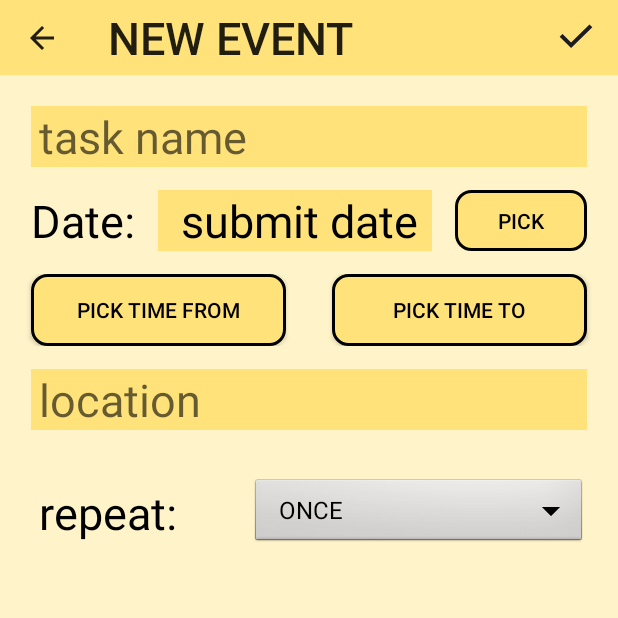
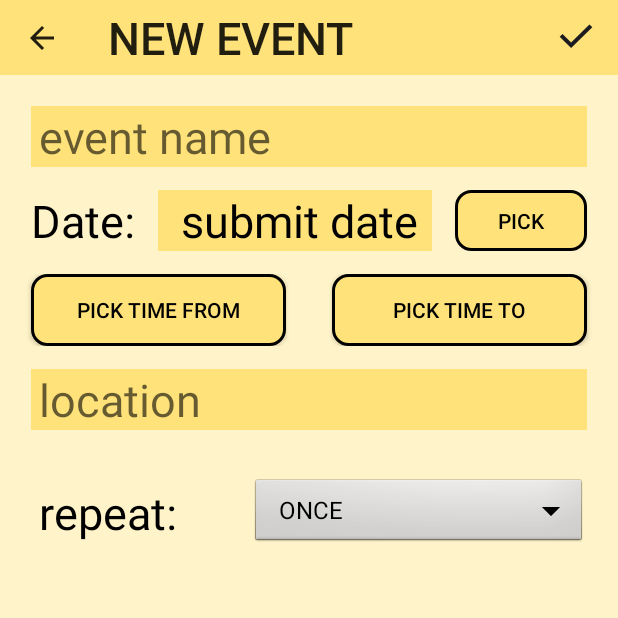
Before and after one commit to nxstr/beecalendar, an Android app: the NewEventActivity screen opened directly, with no data from a screen before it, after a tap on "Save", on a phone screen of 412 x 824 dp, the top half of it. Run offline under Robolectric (Android 15) with nearby library versions, the phone set to English and light mode, and no system bars.

Commit message:
small fix

```diff
--- a/app/src/main/java/cz/cvut/fel/pda/bee_calendar/activities/NewEventActivity.kt
+++ b/app/src/main/java/cz/cvut/fel/pda/bee_calendar/activities/NewEventActivity.kt
@@ -157,6 +157,12 @@ class NewEventActivity : AppCompatActivity() {
         }
         if(binding.repeatToDate.text.toString()!="date"){
             repeatDatePicked = LocalDate.parse(binding.repeatToDate.text, DateTimeFormatter.ISO_DATE)
+        }
+        if(binding.eventName.text.toString()==""){
+            Toast.makeText(this,
+                "Event name is necessary!", Toast.LENGTH_SHORT).show()
+            Vibrations.vibrate(this@NewEventActivity)
+            return false
         }
         if(submitDatePicked==null){
             Toast.makeText(this,
--- a/app/src/main/java/cz/cvut/fel/pda/bee_calendar/activities/NewTaskActivity.kt
+++ b/app/src/main/java/cz/cvut/fel/pda/bee_calendar/activities/NewTaskActivity.kt
@@ -301,6 +301,12 @@ class NewTaskActivity : AppCompatActivity() {
         if(binding.remindDate.text.toString()!="date"){
             remindDatePicked = LocalDate.parse(binding.remindDate.text, DateTimeFormatter.ISO_DATE)
         }
+        if(binding.taskName.text.toString()==""){
+            Toast.makeText(this,
+                "Name is necessary!", Toast.LENGTH_SHORT).show()
+            Vibrations.vibrate(this@NewTaskActivity)
+            return false
+        }
         if(submitDatePicked==null){
             Toast.makeText(this,
                 "Date is necessary!", Toast.LENGTH_SHORT).show()
--- a/app/src/main/java/cz/cvut/fel/pda/bee_calendar/dao/TaskDao.kt
+++ b/app/src/main/java/cz/cvut/fel/pda/bee_calendar/dao/TaskDao.kt
@@ -13,7 +13,7 @@ interface TaskDao {
     @Query("SELECT * FROM Tasks WHERE userId = :userId")
     fun getAllTasksFlow(userId: Int): Flow<List<Task>>
 
-    @Query("SELECT * FROM Tasks WHERE userId = :userId AND date = :date")
+    @Query("SELECT * FROM Tasks WHERE userId = :userId AND date = :date ORDER BY deadlineTime ASC")
     fun getAllTasksByDateFlow(userId: Int, date: String): Flow<List<Task>>
 
     @Query("SELECT * FROM Tasks WHERE id = :id")
--- a/app/src/main/res/layout/activity_new_event.xml
+++ b/app/src/main/res/layout/activity_new_event.xml
@@ -46,7 +46,7 @@
                 android:layout_margin="15dp"
                 android:background="@color/yellow_500"
                 android:ems="10"
-                android:hint="task name"
+                android:hint="event name"
                 android:padding="0dp"
                 android:paddingStart="5dp"
                 android:selectAllOnFocus="true"
```
Also changed, not shown: app/src/main/java/cz/cvut/fel/pda/bee_calendar/fragments/DayFragment.kt (+17 -0 lines), 6 other files.
